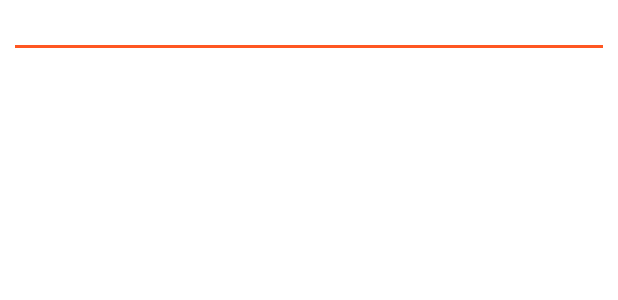
After one commit to jhonathanldp/OnibusTB, an Android app: the layout list_item_bairros.xml on its own in the app's theme, with its tools: preview values and no code run, on a phone screen of 412 x 824 dp. The commit adds this screen. Shown: the top 300 px of the screen. Run offline under Robolectric (Android 15) with nearby library versions, the phone set to English and light mode, and no system bars.

Commit message:
Adicionada a tela regiões, e conectada a mesma com o banco

```diff
--- /dev/null
+++ b/app/src/main/res/layout/list_item_bairros.xml
@@ -0,0 +1,27 @@
+<?xml version="1.0" encoding="utf-8"?>
+<LinearLayout xmlns:android="http://schemas.android.com/apk/res/android"
+    android:layout_width="match_parent"
+    android:layout_height="match_parent"
+    android:background="@color/text"
+    android:paddingTop="5dp"
+    android:paddingBottom="5dp"
+    android:paddingRight="10dp"
+    android:paddingLeft="10dp"
+    android:paddingEnd="10dp"
+    android:paddingStart="10dp"
+    android:orientation="vertical">
+
+
+    <TextView
+        android:id="@+id/regiao"
+        android:layout_width="match_parent"
+        android:layout_height="wrap_content"
+        android:textSize="18sp" />
+
+    <View
+        android:layout_width="match_parent"
+        android:layout_height="2dp"
+        android:background="@color/colorPrimary"></View>
+
+
+</LinearLayout>
--- a/app/src/main/res/layout/tela_principal.xml
+++ b/app/src/main/res/layout/tela_principal.xml
@@ -65,7 +65,8 @@
             android:drawableEnd="@drawable/ic_location_city_black_48dp"
             android:textSize="20sp"
             android:text="@string/horario_urbano"
-            android:textAlignment="center" />
+            android:textAlignment="center"
+            android:onClick="telaRegioes"/>
 
         <Button
             android:id="@+id/horarioKlabin"
```
Also changed, not shown: app/src/main/java/BancoDeDados/DataBase.java (added, +70 -0 lines), app/src/main/java/Models/Regioes.java (added, +31 -0 lines), app/src/main/java/adapter/AdapterRegioes.java (added, +53 -0 lines), app/src/main/java/com/celusoftwares/onibustb/Activities/BairrosActivity.java (added, +93 -0 lines), app/src/main/java/com/celusoftwares/onibustb/Activities/MainActivity.java (+8 -0 lines), app/src/main/res/layout/regioes.xml (added, +19 -0 lines), app/src/main/assets/OnibusTB.sqlite (added).
